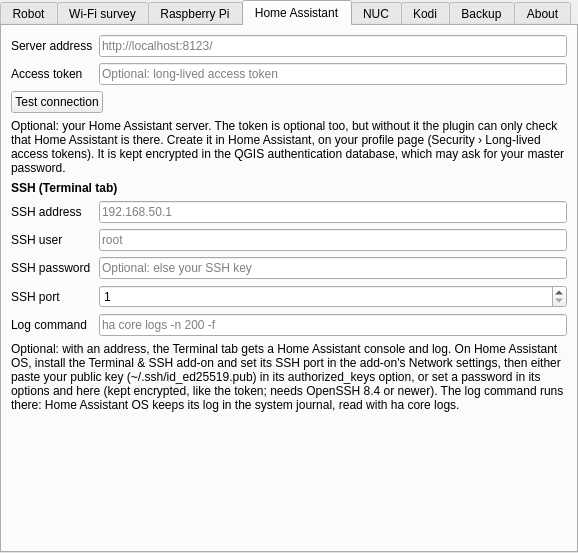
First picture: the form in valetudo_qgis/ui/settings_page.ui, repository sylsta/homeqgis, before the edit.
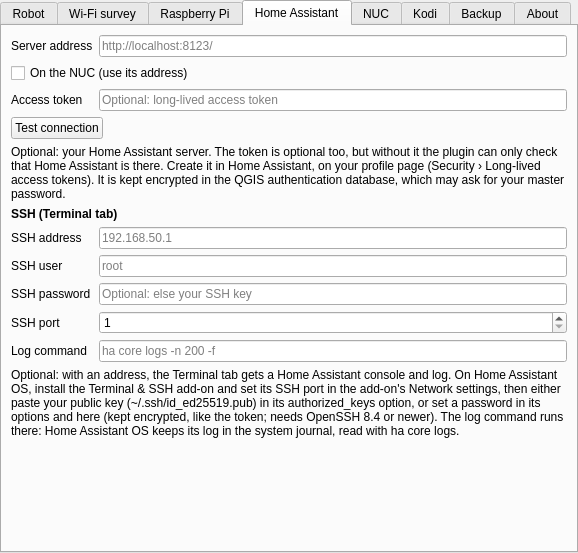
Second picture: the form after the edit. The open tabs and pages were chosen to show the change. Custom widgets are drawn as their Qt base class.

Commit message: Settings: Home Assistant and Kodi can take the NUC's address (On the NUC)

What changed in the file:
```diff
--- a/valetudo_qgis/ui/settings_page.ui
+++ b/valetudo_qgis/ui/settings_page.ui
@@ -641,14 +641,24 @@
          </property>
         </widget>
        </item>
-       <item row="1" column="0">
+       <item row="1" column="0" colspan="2">
+        <widget class="QCheckBox" name="chk_ha_on_nuc">
+         <property name="text">
+          <string>On the NUC (use its address)</string>
+         </property>
+         <property name="toolTip">
+          <string>Home Assistant runs on the NUC itself (e.g. in Docker): its address is the NUC's, with the port above. Not for Home Assistant OS in a virtual machine, which has its own address.</string>
+         </property>
+        </widget>
+       </item>
+       <item row="2" column="0">
         <widget class="QLabel" name="lbl_ha_token">
          <property name="text">
           <string>Access token</string>
          </property>
         </widget>
        </item>
-       <item row="1" column="1">
+       <item row="2" column="1">
         <widget class="QLineEdit" name="ha_token">
          <property name="echoMode">
           <enum>QLineEdit::Password</enum>
@@ -658,7 +668,7 @@
          </property>
         </widget>
        </item>
-       <item row="2" column="0" colspan="2">
+       <item row="3" column="0" colspan="2">
         <layout class="QHBoxLayout" name="ha_test_layout" stretch="0,1">
          <item>
           <widget class="QPushButton" name="btn_ha_test">
@@ -676,7 +686,7 @@
          </item>
         </layout>
        </item>
-       <item row="3" column="0" colspan="2">
+       <item row="4" column="0" colspan="2">
         <widget class="QLabel" name="lbl_ha_hint">
          <property name="wordWrap">
           <bool>true</bool>
@@ -686,7 +696,7 @@
          </property>
         </widget>
        </item>
-       <item row="4" column="0" colspan="2">
+       <item row="5" column="0" colspan="2">
         <widget class="QLabel" name="lbl_ha_ssh_title">
          <property name="text">
           <string>SSH (Terminal tab)</string>
@@ -698,42 +708,42 @@
          </property>
         </widget>
        </item>
-       <item row="5" column="0">
+       <item row="6" column="0">
         <widget class="QLabel" name="lbl_ha_ssh_host">
          <property name="text">
           <string>SSH address</string>
          </property>
         </widget>
        </item>
-       <item row="5" column="1">
+       <item row="6" column="1">
         <widget class="QLineEdit" name="ha_ssh_host">
          <property name="placeholderText">
           <string notr="true">192.168.50.1</string>
          </property>
         </widget>
        </item>
-       <item row="6" column="0">
+       <item row="7" column="0">
         <widget class="QLabel" name="lbl_ha_ssh_user">
          <property name="text">
           <string>SSH user</string>
          </property>
         </widget>
        </item>
-       <item row="6" column="1">
+       <item row="7" column="1">
         <widget class="QLineEdit" name="ha_ssh_user">
          <property name="placeholderText">
           <string notr="true">root</string>
          </property>
         </widget>
        </item>
-       <item row="7" column="0">
+       <item row="8" column="0">
         <widget class="QLabel" name="lbl_ha_ssh_password">
          <property name="text">
           <string>SSH password</string>
          </property>
         </widget>
        </item>
-       <item row="7" column="1">
+       <item row="8" column="1">
         <widget class="QLineEdit" name="ha_ssh_password">
          <property name="echoMode">
           <enum>QLineEdit::Password</enum>
@@ -743,14 +753,14 @@
          </property>
         </widget>
        </item>
-       <item row="8" column="0">
+       <item row="9" column="0">
         <widget class="QLabel" name="lbl_ha_ssh_port">
          <property name="text">
           <string>SSH port</string>
          </property>
         </widget>
        </item>
-       <item row="8" column="1">
+       <item row="9" column="1">
         <widget class="QSpinBox" name="ha_ssh_port">
          <property name="minimum">
           <number>1</number>
@@ -763,21 +773,21 @@
          </property>
         </widget>
        </item>
-       <item row="9" column="0">
+       <item row="10" column="0">
         <widget class="QLabel" name="lbl_ha_log_command">
          <property name="text">
           <string>Log command</string>
          </property>
         </widget>
        </item>
-       <item row="9" column="1">
+       <item row="10" column="1">
         <widget class="QLineEdit" name="ha_log_command">
          <property name="placeholderText">
           <string notr="true">ha core logs -n 200 -f</string>
          </property>
         </widget>
        </item>
-       <item row="10" column="0" colspan="2">
+       <item row="11" column="0" colspan="2">
         <widget class="QLabel" name="lbl_ha_ssh_hint">
          <property name="wordWrap">
           <bool>true</bool>
```
Left out of the diff: 22 changed lines with no effect on the pictures. The commit also changes 3 other files.
